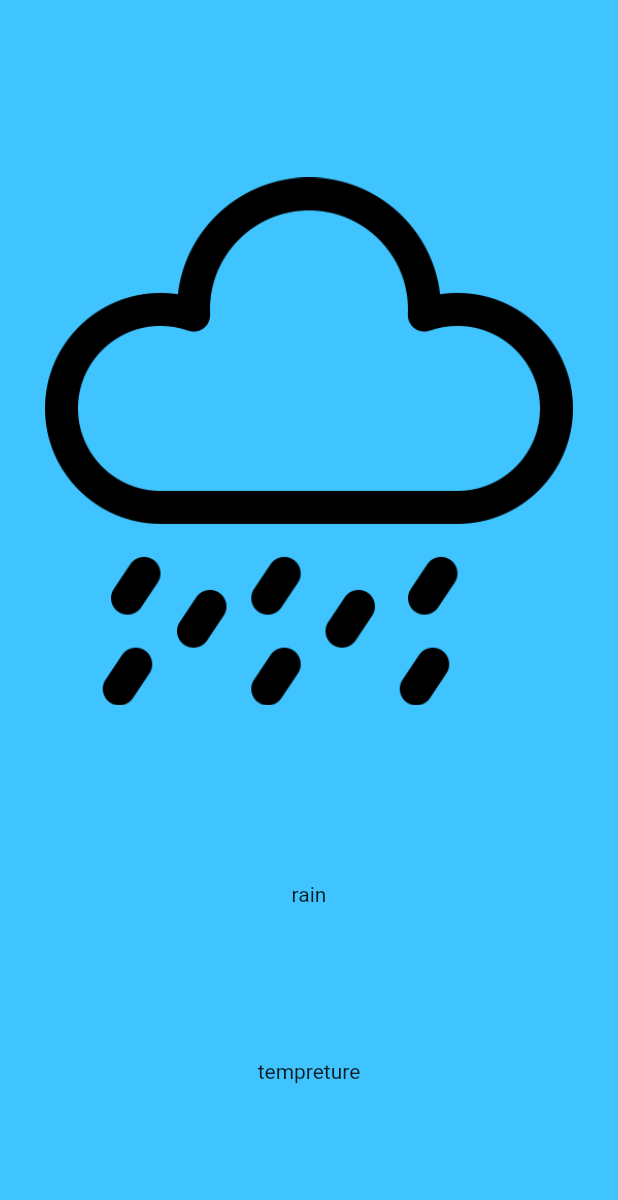
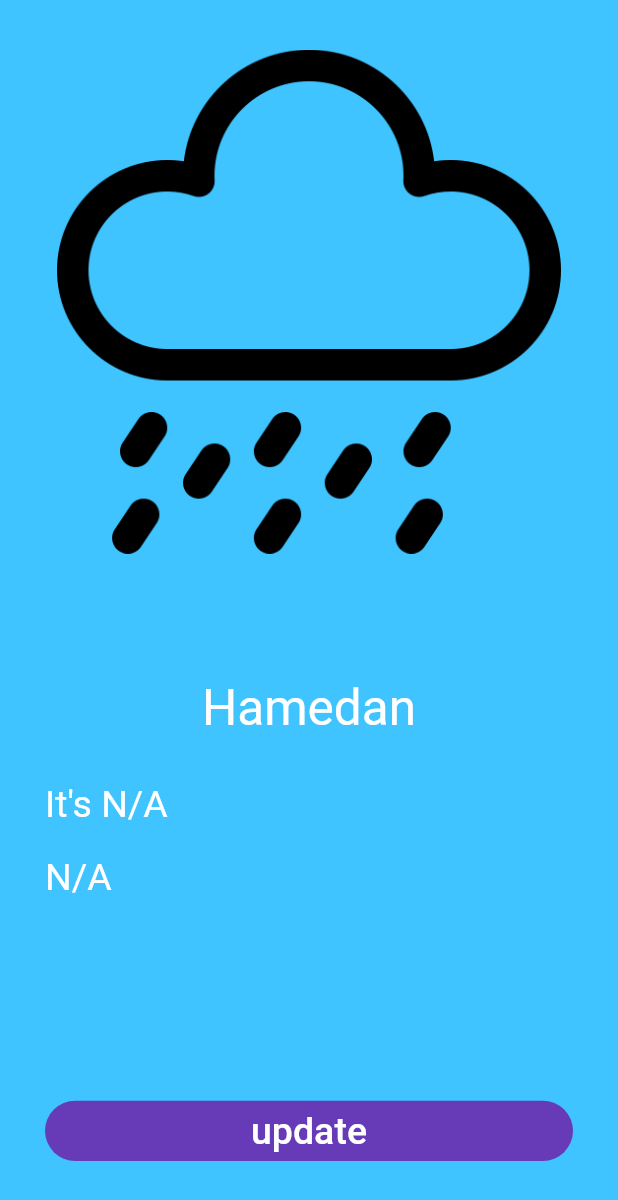
Before and after one commit to armin1440/weather-man, a Flutter app: the screen it shows after launch, on a phone screen of 412 x 824 dp. Shown: the top 1200 px of the screen. Run offline on Flutter 3.47's test engine with Material 2 defaults, Android fonts, the phone set to English and light mode, and no system bars; our stand-ins replace flutter_spinkit.

Commit message:
rawData can be fetched several times

```diff
--- a/lib/Interface/WeatherScreen.dart
+++ b/lib/Interface/WeatherScreen.dart
@@ -1,6 +1,21 @@
+import 'dart:convert';
+import 'package:flutter/cupertino.dart';
 import 'package:flutter/material.dart';
+import 'package:learner/logic/Weather.dart';
+const TextStyle informationTextStyle = TextStyle(color: Colors.white, fontSize: 25, decorationColor: Colors.lightBlueAccent);
+const Map jsonNotation = {'temperature': 'main temp',
+'weather' : 'weather 0 main'};
 
-class WeatherScreen extends StatelessWidget {
+class WeatherScreen extends StatefulWidget {
+  @override
+  _WeatherScreenState createState() => _WeatherScreenState();
+}
+
+class _WeatherScreenState extends State<WeatherScreen> {
+  final Weather weather = Weather(city: "Hamedan" );
+  Map weatherData = {'city' : 'Hamedan', 'temperature' : 'N/A',
+  'weather' : 'N/A'};
+
   @override
   Widget build(BuildContext context) {
     return SafeArea(
@@ -10,18 +25,75 @@ class WeatherScreen extends StatelessWidget {
           child: Padding(
             padding: EdgeInsets.symmetric(horizontal: 30),
             child: Column(
+              // mainAxisAlignment: MainAxisAlignment.center,
+              crossAxisAlignment: CrossAxisAlignment.stretch,
               children: <Widget>[
                 Expanded(
-                    flex:5 ,
-                    child: Image.asset("images/rain.png")
+                    flex: 10,
+                    child: Padding(
+                      padding: const EdgeInsets.all(8.0),
+                      child: Image.asset("images/rain.png"),
+                    )
+                ),
+                SizedBox(
+                  height: 50,
+                ),
+                Expanded(
+                  flex: 6,
+                  child: Column(
+                    crossAxisAlignment: CrossAxisAlignment.stretch,
+                    children: <Widget>[
+                      Center(child: Text("${weatherData['city']}", style: informationTextStyle.copyWith(fontSize: 33),)),
+                      SizedBox(
+                        height: 30,
+                      ),
+                      Text("It's ${weatherData['weather']} ", style: informationTextStyle),
+                      SizedBox(
+                        height: 20,
+                      ),
+                      Text("${weatherData['temperature']}", style: informationTextStyle),
+                    ],
+                  ),
+                ),
+                SizedBox(
+                  height: 40,
                 ),
                 Expanded(
                   flex: 1,
-                  child: Text("rain"),
+                  child: DecoratedBox(
+                    decoration: BoxDecoration(borderRadius: BorderRadius.circular(30),color: Colors.deepPurple ),
+                    child: FlatButton(
+                      child: Text("update", style: informationTextStyle),
+                      onPressed: () async{
+                        String rawData = '';
+                        rawData = await weather.getCurrentWeather();
+                        int i = 0;
+                        while(rawData.isEmpty && i < 5){
+                          rawData = await weather.getCurrentWeather();
+                          i++;
+                        }
+                        if (rawData.isNotEmpty) {
+                          setState(() {
+                            for (String key in weatherData.keys) {
+                              if(!jsonNotation.containsKey(key))
+                                continue;
+                              String jsonSequence = jsonNotation[key];
+                              List<String> sequence = jsonSequence.split(" ");
+                              weatherData[key] =
+                              sequence.length == 3 ?
+                              jsonDecode(rawData)[sequence.elementAt(0)][int.parse(sequence.elementAt(1))]
+                              [sequence.elementAt(2)] :
+                              jsonDecode(rawData)[sequence.elementAt(
+                                  0)][sequence.elementAt(1)];
+                            }
+                          });
+                        }
+                      }
+                    ),
+                  ),
                 ),
-                Expanded(
-                  flex: 1,
-                  child: Text("tempreture"),
+                SizedBox(
+                  height: 50,
                 )
               ],
             ),
--- a/lib/logic/HttpRequestManager.dart
+++ b/lib/logic/HttpRequestManager.dart
@@ -32,4 +32,8 @@ class HttpRequestManager{
     });
     return responseBody;
   }
+
+  void clearResponseBody(){
+    responseBody = '';
+  }
 }
--- a/lib/logic/Weather.dart
+++ b/lib/logic/Weather.dart
@@ -9,17 +9,16 @@ class Weather{
   String _city;
   HttpRequestManager _requestManager;
 
-  Weather(String city){
+  Weather({String city}){
     this._city = city;
     _requestManager = HttpRequestManager(city: city);
   }
 
   Future<String> getCurrentWeather() async{
+    _requestManager.clearResponseBody();
     String weatherData = await _requestManager.sendRequest();
-    print(weatherData);
-    // if(weatherData != null)
-    //   String tempFeelsLike = jsonDecode(weatherData)['main']['feels_like'];
-    // print(tempFeelsLike);
+    print(weatherData.trim());
     return weatherData;
   }
+
 }
--- a/lib/main.dart
+++ b/lib/main.dart
@@ -13,7 +13,7 @@ class MyApp extends StatefulWidget{
 }
 
 class _MyAppState extends State<MyApp> {
-  final Weather weather = Weather("Hamedan");
+  final Weather weather = Weather(city: "Hamedan");
   String text = "hi";
 
   @override
```
